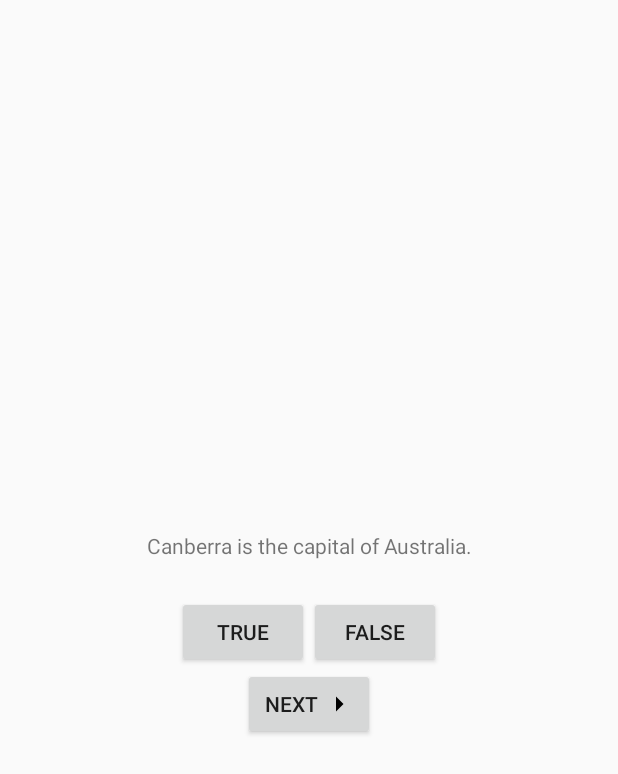
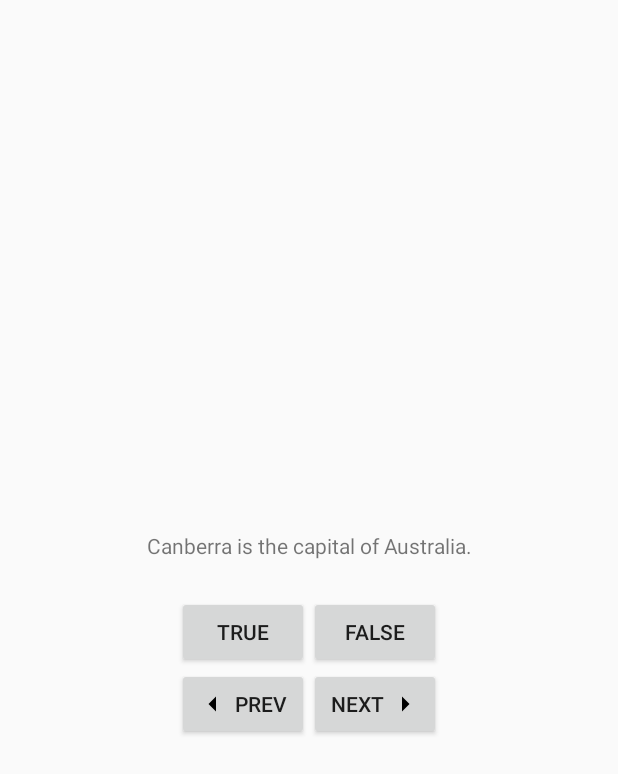
Before and after one commit to Popovycha/GeoQuizApp, an Android app built with Jetpack Compose: the layout activity_main.xml on its own in the app's theme, with its tools: preview values and no code run, on a phone screen of 412 x 824 dp. Shown: the top 774 px of the screen. Run offline under Robolectric (Android 15) with nearby library versions, the phone set to English and light mode, and no system bars.

Commit message:
2nd chapter with complete challenges

```diff
--- /dev/null
+++ b/app/src/main/res/drawable/arrow_left.xml
@@ -0,0 +1,5 @@
+<vector android:autoMirrored="true" android:height="24dp"
+    android:tint="#000000" android:viewportHeight="24"
+    android:viewportWidth="24" android:width="24dp" xmlns:android="http://schemas.android.com/apk/res/android">
+    <path android:fillColor="@android:color/white" android:pathData="M14,7l-5,5 5,5V7z"/>
+</vector>
--- a/app/src/main/res/layout/activity_main.xml
+++ b/app/src/main/res/layout/activity_main.xml
@@ -28,11 +28,25 @@
             android:text="@string/false_button" />
     </LinearLayout>
 
-    <Button
-        android:id="@+id/next_button"
+    <LinearLayout
         android:layout_width="wrap_content"
         android:layout_height="wrap_content"
-        android:text="@string/next_button"
-        android:drawableEnd="@drawable/arrow_right" />
+        android:orientation="horizontal">
+
+        <Button
+            android:id="@+id/previous_button"
+            android:layout_width="wrap_content"
+            android:layout_height="wrap_content"
+            android:drawableLeft="@drawable/arrow_left"
+            android:text="@string/prev_button" />
+
+        <Button
+            android:id="@+id/next_button"
+            android:layout_width="wrap_content"
+            android:layout_height="wrap_content"
+            android:text="@string/next_button"
+            android:drawableEnd="@drawable/arrow_right" />
+
+    </LinearLayout>
 
 </LinearLayout>
--- a/app/src/main/res/values/strings.xml
+++ b/app/src/main/res/values/strings.xml
@@ -9,6 +9,7 @@
     <string name="true_button">True</string>
     <string name="false_button">False</string>
     <string name="next_button">Next</string>
+    <string name="prev_button">Prev</string>
     <string name="correct_toast">Correct!</string>
     <string name="incorrect_toast">Incorrect!</string>
 </resources>
```
Also changed, not shown: app/src/main/java/com/example/geoquiz/MainActivity.kt (+13 -0 lines).
